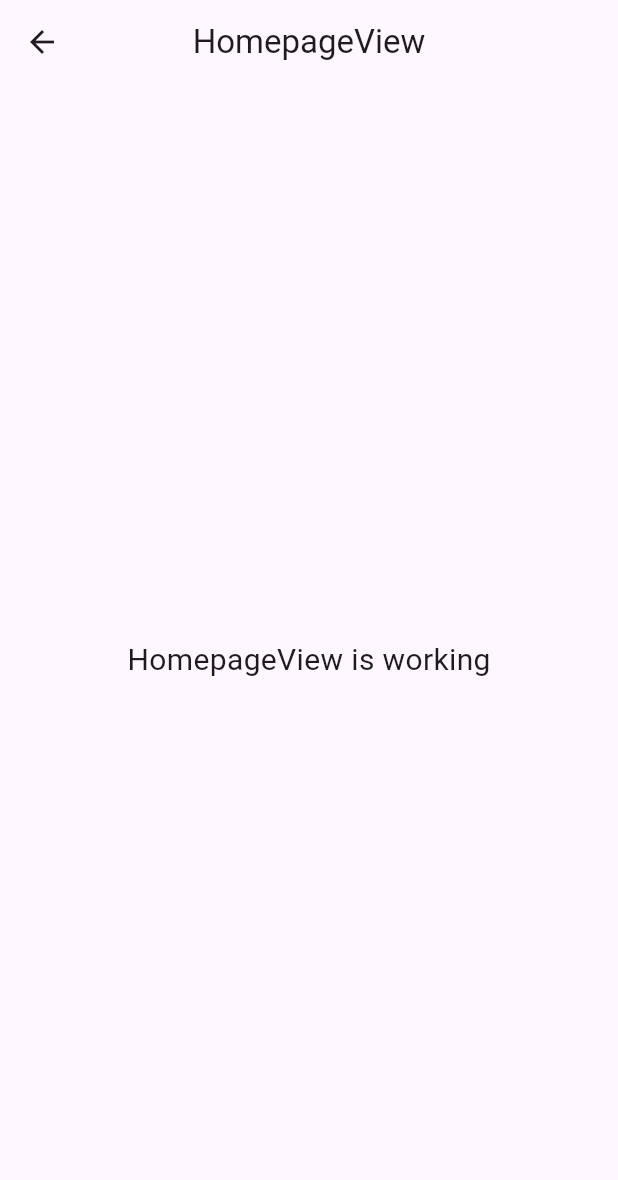
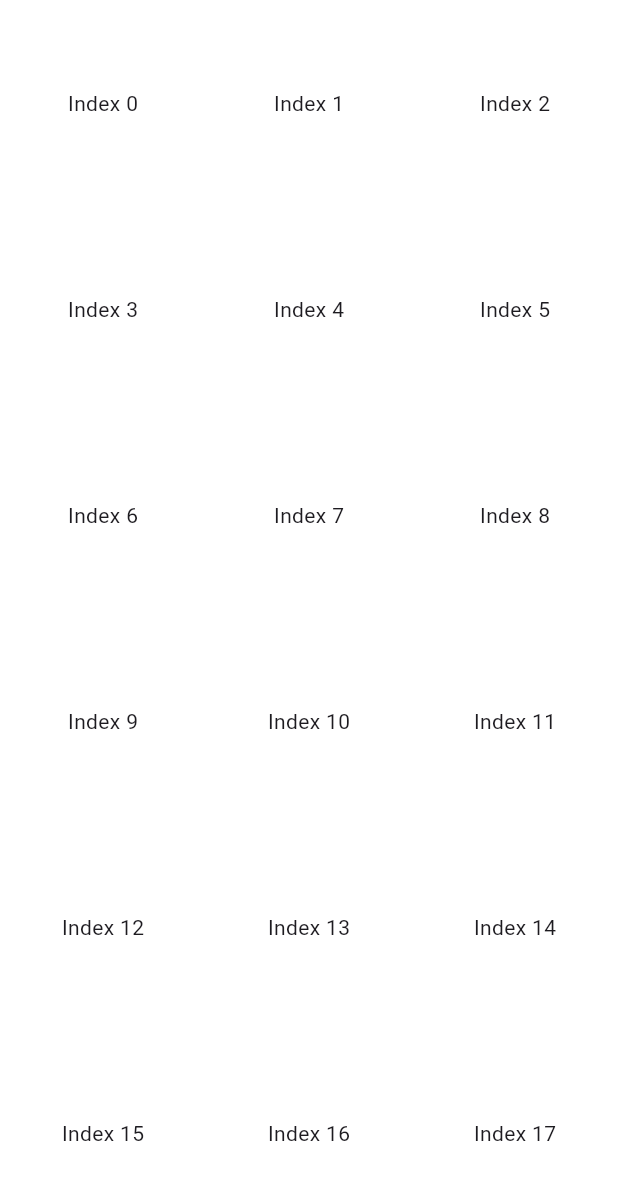
Before and after one commit to abetoluwani/tic-tac-toe, a Flutter app: the HomepageView screen opened by its route, on a phone screen of 412 x 824 dp. Shown: the top 1180 px of the screen. Run offline on Flutter 3.47's test engine with Material 3 defaults, Android fonts, the phone set to English and light mode, and no system bars; our stand-ins replace flutter_screenutil, get, google_fonts; statements that could not run were skipped.

Commit message:
folder structure

```diff
--- a/lib/app/modules/homepage/views/homepage_view.dart
+++ b/lib/app/modules/homepage/views/homepage_view.dart
@@ -9,16 +9,15 @@ class HomepageView extends GetView<HomepageController> {
   @override
   Widget build(BuildContext context) {
     return Scaffold(
-      appBar: AppBar(
-        title: const Text('HomepageView'),
-        centerTitle: true,
-      ),
-      body: const Center(
-        child: Text(
-          'HomepageView is working',
-          style: TextStyle(fontSize: 20),
-        ),
-      ),
-    );
+        body: GridView.builder(
+            gridDelegate:
+                SliverGridDelegateWithFixedCrossAxisCount(crossAxisCount: 3),
+            itemBuilder: (context, index) {
+              return Container(
+                child: Center(
+                  child: Text('Index $index'),
+                ),
+              );
+            }));
   }
 }
--- a/lib/app/modules/splashscreen/bindings/splashscreen_binding.dart
+++ b/lib/app/modules/splashscreen/bindings/splashscreen_binding.dart
@@ -6,7 +6,7 @@ class SplashscreenBinding extends Bindings {
   @override
   void dependencies() {
     Get.put(
-      () => SplashscreenController(),
+      SplashscreenController(),
     );
   }
 }
--- a/lib/app/modules/splashscreen/controllers/splashscreen_controller.dart
+++ b/lib/app/modules/splashscreen/controllers/splashscreen_controller.dart
@@ -3,15 +3,12 @@ import 'package:get/get.dart';
 import '../../../routes/app_pages.dart';
 
 class SplashscreenController extends GetxController {
-  //TODO: Implement SplashscreenController
 
   final count = 0.obs;
   @override
   Future<void> onReady() async {
     await Future.delayed(const Duration(seconds: 3));
-
     Get.offAllNamed(Routes.HOMEPAGE);
-
     super.onReady();
   }
 
--- /dev/null
+++ b/lib/app/theme/chip_theme.dart
@@ -0,0 +1,15 @@
+import 'package:flutter/material.dart';
+import '../widgets/space.dart';
+import 'colors.dart';
+
+class AppChipTheme {
+  AppChipTheme._();
+  static ChipThemeData lightChipTheme = ChipThemeData(
+    disabledColor: AppColors.grey.withOpacity(0.4),
+    labelStyle: const TextStyle(color: AppColors.black),
+    selectedColor: AppColors.primary,
+    padding: simPad(12, 12),
+    checkmarkColor: AppColors.white,
+  );
+
+}
--- /dev/null
+++ b/lib/app/theme/colors.dart
@@ -0,0 +1,28 @@
+import 'package:flutter/material.dart';
+
+class AppColors {
+  static const Color primary = Color(0xFF3e7362);
+  static const Color primarylight = Color(0xFF9bc16b);
+  static const Color secondary = Color(0xFFFFE24B);
+  static const Color accent = Color(0xFFB0C7FF);
+  static const Color black = Color(0xFF333333);
+  static const Color white = Color(0xFFFFFFFF);
+  static const Color textprimary = Color(0xFF333333);
+  static const Color textsecondary = Color(0xFF6C757D);
+  static const Color light = Color(0xFFF6F6F6);
+  static const Color dark = Color(0xFF272727);
+  static const Color borderprimary = Color(0xFFD9D9D9);
+  static const Color bordersecondary = Color(0xFFE8E8E8);
+  static const Color error = Color(0xFFe2252d);
+  static const Color success = Color(0xFF388E3C);
+  static const Color info = Color(0xFF1976D2);
+  static const Color warning = Color(0xFFF57C00);
+  static const Color green = Color(0xFF00C853);
+  static const Color red = Color(0xFFF44336);
+  static const Color yellow = Color(0xFFFFC107);
+  static const Color pink = Color(0xFFE91E63);
+  static const Color purple = Color(0xFF9C27B0);
+  static const Color grey = Color(0xFF9E9E9E);
+  static const Color darkgrey = Color(0xFF212121);
+  static const Color softgrey = Color(0XFFbfa27d);
+}
--- a/pubspec.yaml
+++ b/pubspec.yaml
@@ -38,6 +38,7 @@ dependencies:
   get: ^4.6.6
   get_cli: ^1.8.1
   flutter_screenutil: ^5.9.0
+  google_fonts: ^6.2.1
 
 dev_dependencies:
   flutter_test:
```
Also changed, not shown: lib/app/theme/theme.dart (added, +49 -0 lines), lib/app/widgets/apptext.dart (added, +187 -0 lines), lib/app/widgets/space.dart (added, +18 -0 lines), lib/main.dart (+8 -5 lines), pubspec.lock, 1 other file.
